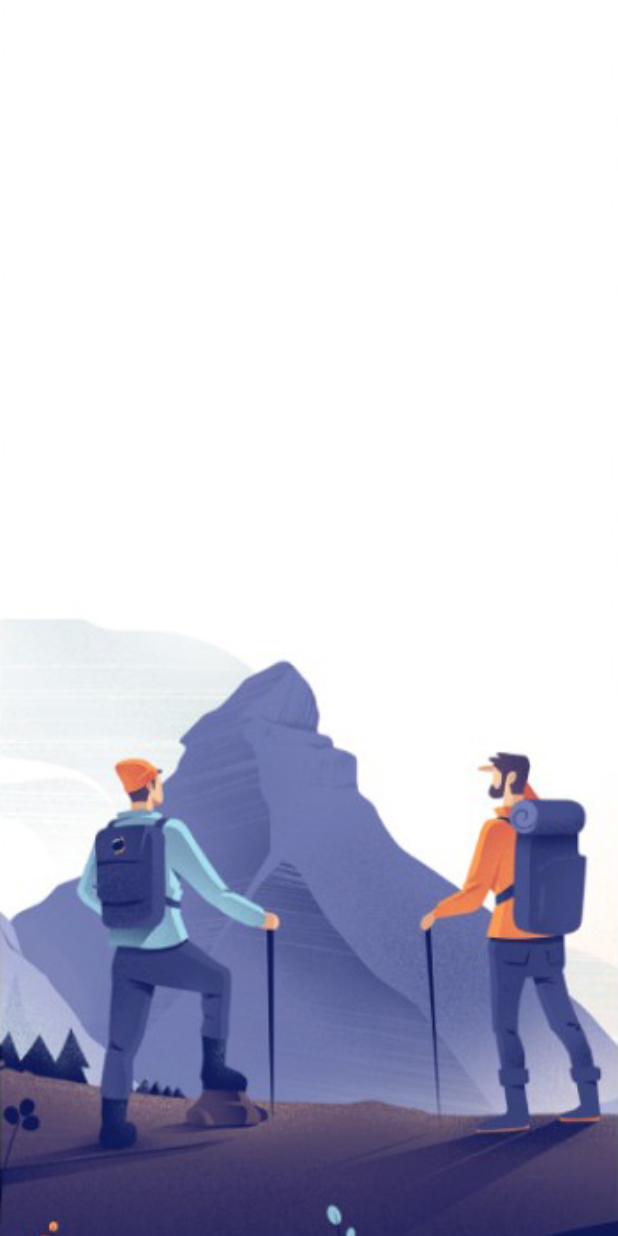
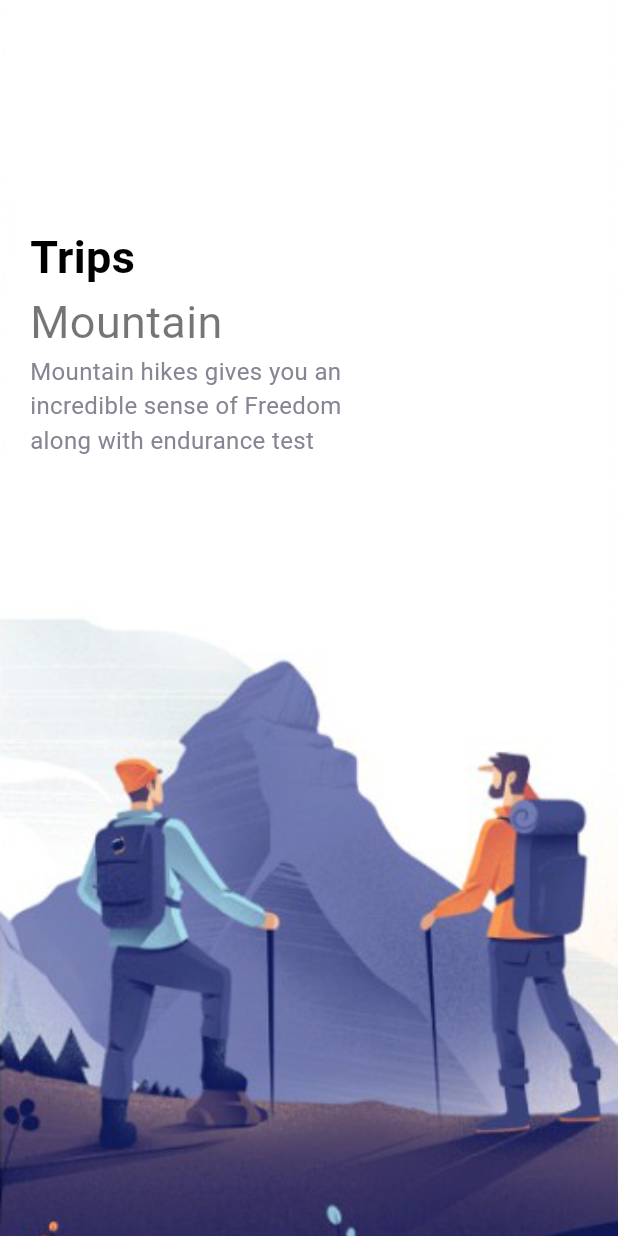
Before and after one commit to fidelisnwabisi/travel_app, a Flutter app: the screen it shows after launch, on a phone screen of 412 x 824 dp. Run offline on Flutter 3.47's test engine with Material 2 defaults, Android fonts, the phone set to English and light mode, and no system bars.

Commit message:
added some text

```diff
--- a/lib/pages/welcome_page.dart
+++ b/lib/pages/welcome_page.dart
@@ -1,6 +1,8 @@
 import 'package:flutter/material.dart';
 import 'package:flutter/rendering.dart';
+import 'package:travel_app/misc/colors.dart';
 import 'package:travel_app/widgets/app_large_text.dart';
+import 'package:travel_app/widgets/app_text.dart';
 
 class WelcomePage extends StatefulWidget {
   const WelcomePage({super.key});
@@ -39,8 +41,25 @@ class _WelcomePageState extends State<WelcomePage> {
               child: Row(
                 children: [
                   Column(
-                      // children: [AppLargeText()],
+                    crossAxisAlignment: CrossAxisAlignment.start,
+                    children: [
+                      const AppLargeText(text: 'Trips'),
+                      AppText(
+                        text: "Mountain",
+                        size: 30,
+                        color: Colors.black54,
+                      ),
+                      Container(
+                        width: 250,
+                        child: AppText(
+                          color: AppColors.textColor2,
+                          size: 16,
+                          text:
+                              "Mountain hikes gives you an incredible sense of Freedom along with endurance test",
+                        ),
                       )
+                    ],
+                  )
                 ],
               ),
             ),
--- a/lib/widgets/app_large_text.dart
+++ b/lib/widgets/app_large_text.dart
@@ -1,12 +1,15 @@
 import 'package:flutter/material.dart';
 
 class AppLargeText extends StatelessWidget {
-  int size = 30;
+  final double size = 30;
   final String text;
-  final Color color;
+  final Color color = Colors.black;
 
-  AppLargeText(
-      {super.key, required this.size, required this.text, required this.color});
+  const AppLargeText({
+    super.key,
+    size,
+    required this.text,
+  });
 
   @override
   Widget build(BuildContext context) {
@@ -14,6 +17,8 @@ class AppLargeText extends StatelessWidget {
       text,
       style: TextStyle(
         color: color,
+        fontSize: size,
+        fontWeight: FontWeight.bold,
       ),
     );
   }
--- a/lib/widgets/app_text.dart
+++ b/lib/widgets/app_text.dart
@@ -0,0 +1,25 @@
+import 'package:flutter/material.dart';
+
+class AppText extends StatelessWidget {
+  final double size;
+  final String text;
+  final Color color;
+
+  const AppText({
+    super.key,
+    required this.size,
+    required this.text,
+    required this.color,
+  });
+
+  @override
+  Widget build(BuildContext context) {
+    return Text(
+      text,
+      style: TextStyle(
+        color: color,
+        fontSize: size,
+      ),
+    );
+  }
+}
```
